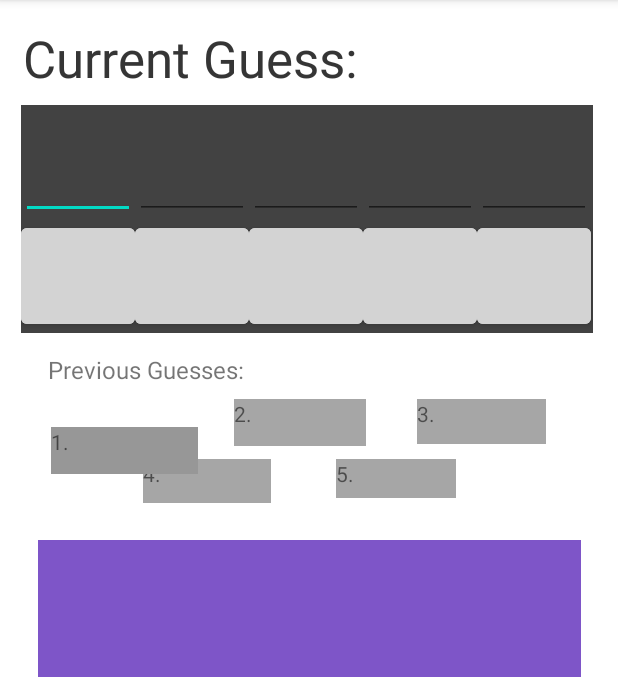
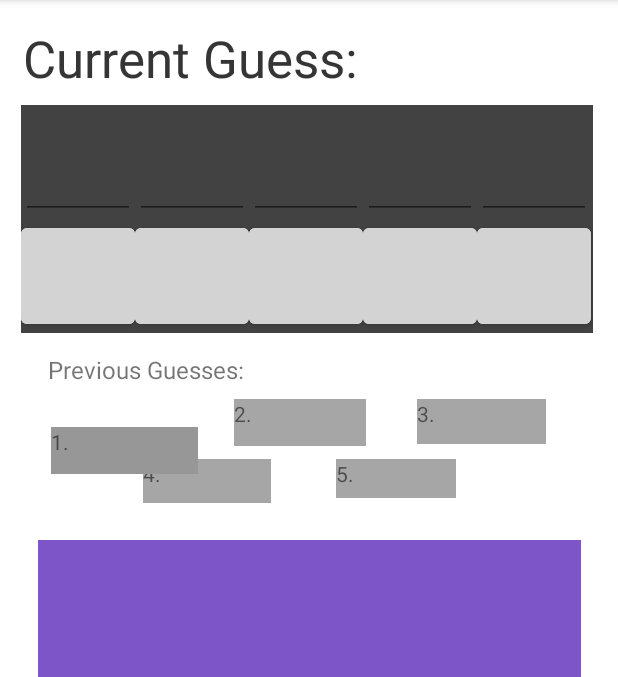
Before and after one commit to wwills2/wordle_coach, an Android app: the screen it shows after launch (MainActivity), on a phone screen of 412 x 824 dp, the part 84-761 px from its top. Run offline under Robolectric (Android 15) with nearby library versions, the phone set to English and light mode, and no system bars.

Commit message:
layout but fix attempted

```diff
--- a/app/src/main/res/layout/activity_main.xml
+++ b/app/src/main/res/layout/activity_main.xml
@@ -5,7 +5,7 @@
                                                    android:layout_width="match_parent"
                                                    android:layout_height="match_parent"
                                                    tools:context=".MainActivity"
-        >
+                                                   android:id="@+id/rootLayout">
 
 
     <ScrollView
@@ -207,7 +207,8 @@
             app:layout_constraintHorizontal_bias="0.333"
             app:layout_constraintStart_toStartOf="parent"
             app:layout_constraintTop_toTopOf="parent"
-            tools:context=".MainActivity">
+            tools:context=".MainActivity"
+            android:focusableInTouchMode="true">
 
 
         <EditText
@@ -223,7 +224,9 @@
                 android:textColor="@color/white"
                 android:textSize="28dp"
                 android:textAllCaps="true"
-                android:textAlignment="center"/>
+                android:textAlignment="center"
+                android:focusable="auto"
+                android:focusableInTouchMode="true"/>
 
         <EditText
                 android:id="@+id/gridInput_01"
```
Also changed, not shown: app/src/main/java/com/example/testactivity/MainActivity.java (+43 -1 lines).
